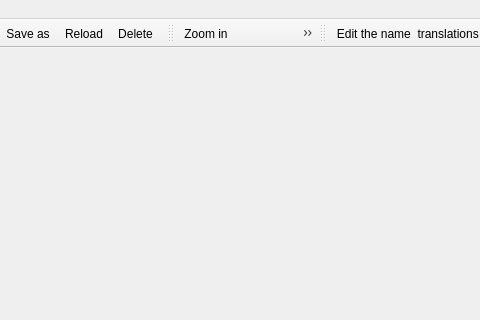
First picture: the form in sources/editor/ui/qetelementeditor.ui, repository EmilOsvoll/qelectrotech-source-mirror, before the edit; both pictures show x 200 to 680 and y 0 to 320 of the 800 by 600 pixel window.
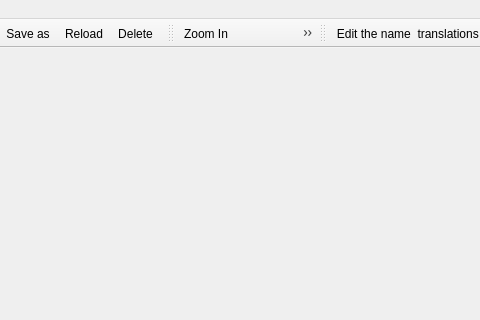
Second picture: the form after the edit. Icons and pictures are not drawn.

```diff
--- a/sources/editor/ui/qetelementeditor.ui
+++ b/sources/editor/ui/qetelementeditor.ui
@@ -397,7 +397,7 @@
      <normaloff>:/ico/22x22/zoom-in.png</normaloff>:/ico/22x22/zoom-in.png</iconset>
    </property>
    <property name="text">
-    <string>Zoom in</string>
+    <string>Zoom In</string>
    </property>
   </action>
   <action name="m_zoom_out_action">
```
Left out of the diff: 14 changed lines with no effect on the pictures.
